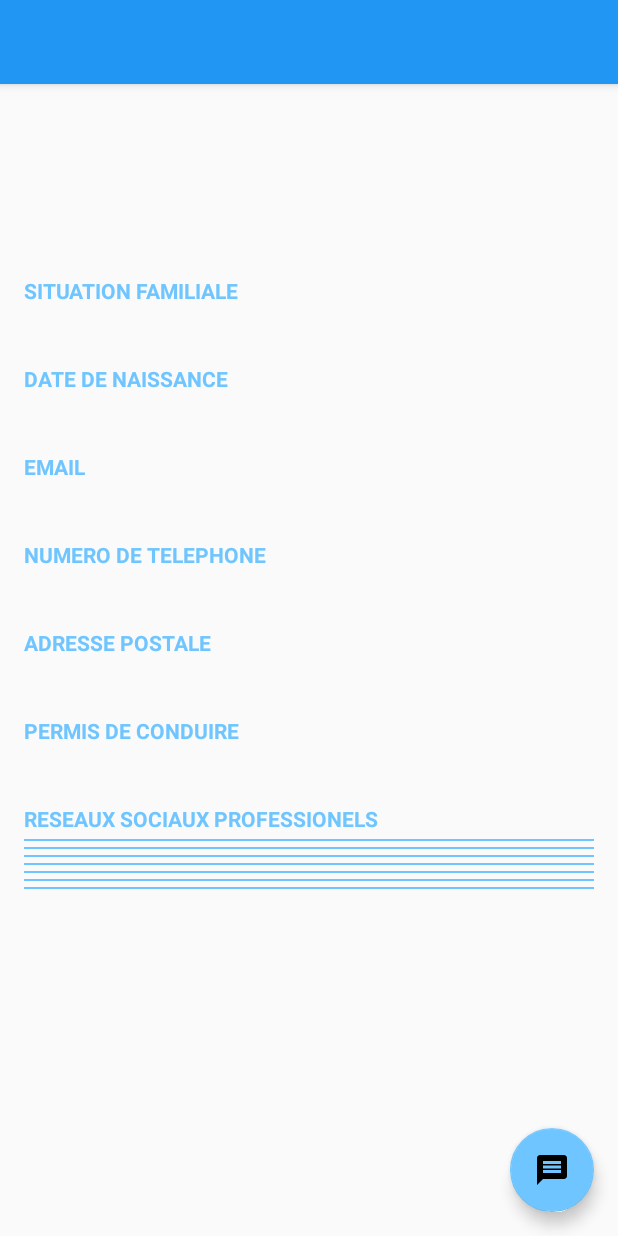
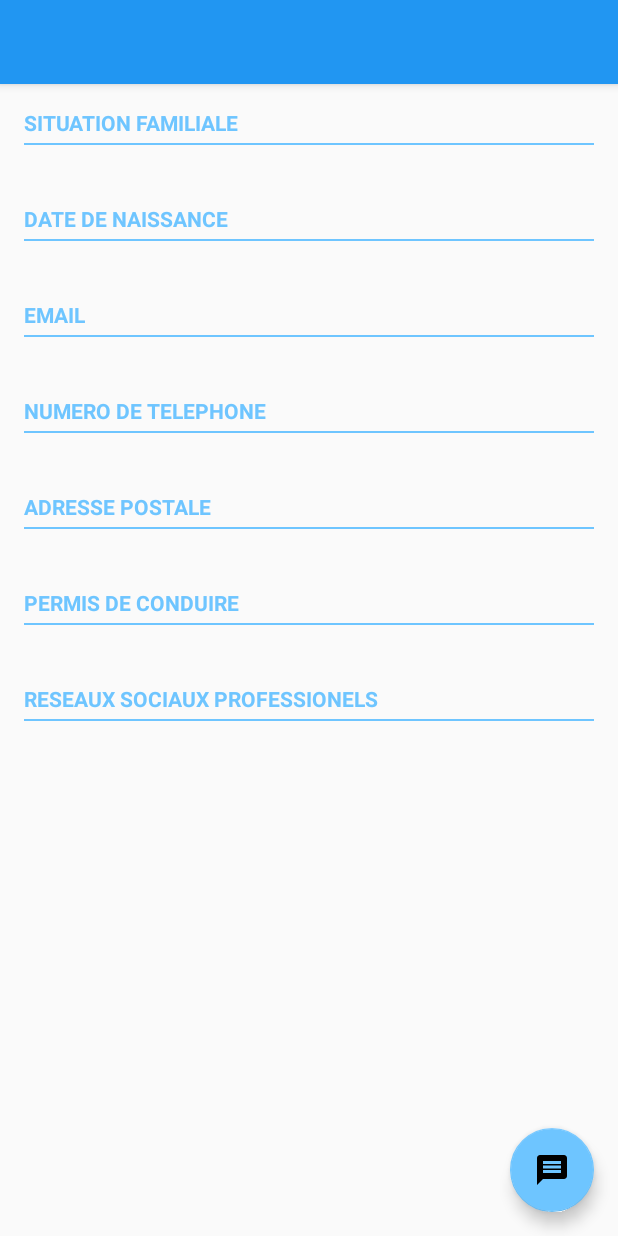
Before and after one commit to MaximeLignereux/cv, an Android app: the fragment ContactFragment shown on its own in the app's theme, on a phone screen of 412 x 824 dp. Run offline under Robolectric (Android 15) with nearby library versions, the light colour scheme and no system bars; our stand-ins replace Firebase (no records; nobody signed in at launch, a user with empty details on screens opened directly).

Commit message:
update ui

```diff
--- a/app/src/main/res/layout/fragment_contact.xml
+++ b/app/src/main/res/layout/fragment_contact.xml
@@ -1,14 +1,203 @@
-<androidx.coordinatorlayout.widget.CoordinatorLayout xmlns:android="http://schemas.android.com/apk/res/android"
+<androidx.coordinatorlayout.widget.CoordinatorLayout
+    xmlns:android="http://schemas.android.com/apk/res/android"
     xmlns:app="http://schemas.android.com/apk/res-auto"
     android:layout_width="match_parent"
     android:layout_height="match_parent">
+
+    <ScrollView
+        android:layout_width="match_parent"
+        android:layout_height="match_parent">
+
+        <LinearLayout
+            android:layout_width="match_parent"
+            android:layout_height="wrap_content"
+            android:layout_margin="@dimen/fab_margin"
+            android:orientation="vertical">
+
+            <TextView
+                android:id="@+id/contact_title_textview"
+                android:layout_width="match_parent"
+                android:layout_height="wrap_content"
+                android:text="@string/state_contact"
+                android:textColor="@color/colorAccent"
+                android:layout_marginBottom="4dp"
+                android:textStyle="bold" />
+
+            <View
+                android:layout_width="match_parent"
+                android:layout_height="1dp"
+                android:background="@color/colorAccent"
+                android:layout_marginBottom="4dp"/>
+
+            <TextView
+                android:id="@+id/tv_contact_state"
+                android:layout_width="wrap_content"
+                android:layout_height="wrap_content"
+                android:layout_marginBottom="16dp"/>
+
+            <TextView
+                android:layout_width="match_parent"
+                android:layout_height="wrap_content"
+                android:text="@string/born_date_contact"
+                android:textColor="@color/colorAccent"
+                android:layout_marginBottom="4dp"
+                android:textStyle="bold" />
+
+            <View
+                android:layout_width="match_parent"
+                android:layout_height="1dp"
+                android:background="@color/colorAccent"
+                android:layout_marginBottom="4dp"/>
+
+            <TextView
+                android:id="@+id/tv_contact_born_date"
+                android:layout_width="wrap_content"
+                android:layout_height="wrap_content"
+                android:layout_marginBottom="16dp"/>
+
+            <TextView
+                android:layout_width="match_parent"
+                android:layout_height="wrap_content"
+                android:text="@string/mail_contact"
+                android:textColor="@color/colorAccent"
+                android:layout_marginBottom="4dp"
+                android:textStyle="bold" />
+
+            <View
+                android:layout_width="match_parent"
+                android:layout_height="1dp"
+                android:background="@color/colorAccent"
+                android:layout_marginBottom="4dp"/>
+
+            <TextView
+                android:id="@+id/tv_contact_mail"
+                android:layout_width="wrap_content"
+                android:layout_height="wrap_content"
+                android:layout_marginBottom="16dp"/>
+
+            <TextView
+                android:layout_width="match_parent"
+                android:layout_height="wrap_content"
+                android:text="@string/phone_contact"
+                android:textColor="@color/colorAccent"
+                android:layout_marginBottom="4dp"
+                android:textStyle="bold" />
+
+            <View
+                android:layout_width="match_parent"
+                android:layout_height="1dp"
+                android:background="@color/colorAccent"
+                android:layout_marginBottom="4dp"/>
+
+            <TextView
+                android:id="@+id/tv_contact_phone"
+                android:layout_width="wrap_content"
+                android:layout_height="wrap_content"
+                android:layout_marginBottom="16dp"/>
+
+            <TextView
+                android:layout_width="match_parent"
+                android:layout_height="wrap_content"
+                android:text="@string/address_contact"
+                android:textColor="@color/colorAccent"
+                android:layout_marginBottom="4dp"
+                android:textStyle="bold" />
+
+            <View
+                android:layout_width="match_parent"
+                android:layout_height="1dp"
+                android:background="@color/colorAccent"
+                android:layout_marginBottom="4dp"/>
+
+            <TextView
+                android:id="@+id/tv_contact_address"
+                android:layout_width="wrap_content"
+                android:layout_height="wrap_content"
+                android:layout_marginBottom="16dp"/>
+
+            <TextView
+                android:layout_width="match_parent"
+                android:layout_height="wrap_content"
+                android:text="@string/drivers_license_contact"
+                android:textColor="@color/colorAccent"
+                android:layout_marginBottom="4dp"
+                android:textStyle="bold" />
+            <View
+                android:layout_width="match_parent"
+                android:layout_height="1dp"
+                android:background="@color/colorAccent"
+                android:layout_marginBottom="4dp"/>
+
+            <TextView
+                android:id="@+id/tv_contact_drivers_license"
+                android:layout_width="wrap_content"
+                android:layout_height="wrap_content"
+                android:layout_marginBottom="16dp"/>
+
+
+            <TextView
+                android:layout_width="match_parent"
+                android:layout_height="wrap_content"
+                android:text="@string/social_network_contact"
+                android:textColor="@color/colorAccent"
+                android:layout_marginBottom="4dp"
+                android:textStyle="bold" />
+            <View
+                android:layout_width="match_parent"
+                android:layout_height="1dp"
+                android:background="@color/colorAccent"
+                android:layout_marginBottom="4dp"/>
+
+
+            <LinearLayout
+                android:layout_width="match_parent"
+                android:layout_height="wrap_content"
+                android:gravity="center_vertical"
+                android:orientation="horizontal">
+
+                <ImageView
+                    android:id="@+id/iv_contact_linkedin"
+                    android:layout_width="48dp"
+                    android:layout_height="48dp" />
+
+                <TextView
+                    android:id="@+id/tv_contact_linkedin"
+                    android:layout_width="wrap_content"
+                    android:layout_height="wrap_content"
+                    android:layout_marginLeft="@dimen/fab_margin"
+                    android:autoLink="web"/>
+            </LinearLayout>
+
+            <LinearLayout
+                android:layout_width="match_parent"
+                android:layout_height="wrap_content"
+                android:layout_marginBottom="@dimen/fab_margin"
+                android:gravity="center_vertical"
+                android:orientation="horizontal">
+
+                <ImageView
+                    android:id="@+id/iv_contact_viadeo"
+                    android:layout_width="48dp"
+                    android:layout_height="48dp" />
+
+                <TextView
+                    android:id="@+id/tv_contact_viadeo"
+                    android:layout_width="wrap_content"
+                    android:layout_height="wrap_content"
+                    android:layout_marginLeft="@dimen/fab_margin"
+                    android:autoLink="web"/>
+
+            </LinearLayout>
+        </LinearLayout>
+
+    </ScrollView>
 
     <LinearLayout
         android:layout_width="wrap_content"
         android:layout_height="wrap_content"
         android:layout_gravity="bottom|end"
+        android:layout_marginBottom="160dp"
         android:layout_marginRight="@dimen/fab_margin"
-        android:layout_marginBottom="160dp"
         android:gravity="center_vertical"
         android:orientation="horizontal">
 
@@ -34,8 +223,8 @@
         android:layout_width="wrap_content"
         android:layout_height="wrap_content"
         android:layout_gravity="bottom|end"
+        android:layout_marginBottom="90dp"
         android:layout_marginRight="@dimen/fab_margin"
-        android:layout_marginBottom="90dp"
         android:gravity="center_vertical"
         android:orientation="horizontal">
 
@@ -59,206 +248,15 @@
 
     </LinearLayout>
 
-    <ScrollView
-        android:layout_width="match_parent"
-        android:layout_height="match_parent">
-
-        <LinearLayout
-            android:layout_width="match_parent"
-            android:layout_height="wrap_content"
-            android:layout_margin="@dimen/fab_margin"
-            android:orientation="vertical">
-
-
-            <LinearLayout
-                android:layout_width="match_parent"
-                android:layout_height="wrap_content"
-                android:gravity="center_vertical"
-                android:orientation="horizontal">
-
-                <ImageView
-                    android:id="@+id/iv_contact_linkedin"
-                    android:layout_width="48dp"
-                    android:layout_height="48dp" />
-
-                <TextView
-                    android:id="@+id/tv_contact_linkedin"
-                    android:layout_width="wrap_content"
-                    android:layout_height="wrap_content"
-                    android:layout_marginLeft="@dimen/fab_margin"
-                    android:autoLink="web" />
-            </LinearLayout>
-
-            <LinearLayout
-                android:layout_width="match_parent"
-                android:layout_height="wrap_content"
-                android:layout_marginBottom="@dimen/fab_margin"
-                android:gravity="center_vertical"
-                android:orientation="horizontal">
-
-                <ImageView
-                    android:id="@+id/iv_contact_viadeo"
-                    android:layout_width="48dp"
-                    android:layout_height="48dp" />
-
-                <TextView
-                    android:id="@+id/tv_contact_viadeo"
-                    android:layout_width="wrap_content"
-                    android:layout_height="wrap_content"
-                    android:layout_marginLeft="@dimen/fab_margin"
-                    android:autoLink="web" />
-
-            </LinearLayout>
-
-            <TextView
-                android:id="@+id/contact_title_textview"
-                android:layout_width="match_parent"
-                android:layout_height="wrap_content"
-                android:layout_marginBottom="4dp"
-                android:text="@string/state_contact"
-                android:textColor="@color/colorAccent"
-                android:textStyle="bold" />
-
-            <TextView
-                android:id="@+id/tv_contact_state"
-                android:layout_width="wrap_content"
-                android:layout_height="wrap_content"
-                android:layout_marginBottom="16dp" />
-
-            <TextView
-                android:layout_width="match_parent"
-                android:layout_height="wrap_content"
-                android:layout_marginBottom="4dp"
-                android:text="@string/born_date_contact"
-                android:textColor="@color/colorAccent"
-                android:textStyle="bold" />
-
-            <TextView
-                android:id="@+id/tv_contact_born_date"
-                android:layout_width="wrap_content"
-                android:layout_height="wrap_content"
-                android:layout_marginBottom="16dp" />
-
-            <TextView
-                android:layout_width="match_parent"
-                android:layout_height="wrap_content"
-                android:layout_marginBottom="4dp"
-                android:text="@string/mail_contact"
-                android:textColor="@color/colorAccent"
-                android:textStyle="bold" />
-
-            <TextView
-                android:id="@+id/tv_contact_mail"
-                android:layout_width="wrap_content"
-                android:layout_height="wrap_content"
-                android:layout_marginBottom="16dp" />
-
-            <TextView
-                android:layout_width="match_parent"
-                android:layout_height="wrap_content"
-                android:layout_marginBottom="4dp"
-                android:text="@string/phone_contact"
-                android:textColor="@color/colorAccent"
-                android:textStyle="bold" />
-
-            <TextView
-                android:id="@+id/tv_contact_phone"
-                android:layout_width="wrap_content"
-                android:layout_height="wrap_content"
-                android:layout_marginBottom="16dp" />
-
-            <TextView
-                android:layout_width="match_parent"
-                android:layout_height="wrap_content"
-                android:layout_marginBottom="4dp"
-                android:text="@string/address_contact"
-                android:textColor="@color/colorAccent"
-                android:textStyle="bold" />
-
-            <TextView
-                android:id="@+id/tv_contact_address"
-                android:layout_width="wrap_content"
-                android:layout_height="wrap_content"
-                android:layout_marginBottom="16dp" />
-
-            <TextView
-                android:layout_width="match_parent"
-                android:layout_height="wrap_content"
-                android:layout_marginBottom="4dp"
-                android:text="@string/drivers_license_contact"
-                android:textColor="@color/colorAccent"
-                android:textStyle="bold" />
-
-            <TextView
-                android:id="@+id/tv_contact_drivers_license"
-                android:layout_width="wrap_content"
-                android:layout_height="wrap_content"
-                android:layout_marginBottom="16dp" />
-
-            <TextView
-                android:layout_width="match_parent"
-                android:layout_height="wrap_content"
-                android:layout_marginBottom="4dp"
-                android:text="@string/social_network_contact"
-                android:textColor="@color/colorAccent"
-                android:textStyle="bold" />
-
-            <View
-                android:layout_width="match_parent"
-                android:layout_height="1dp"
-                android:layout_marginBottom="4dp"
-                android:background="@color/colorAccent" />
-
-            <View
-                android:layout_width="match_parent"
-                android:layout_height="1dp"
-                android:layout_marginBottom="4dp"
-                android:background="@color/colorAccent" />
-
-            <View
-                android:layout_width="match_parent"
-                android:layout_height="1dp"
-                android:layout_marginBottom="4dp"
-                android:background="@color/colorAccent" />
-
-
-            <View
-                android:layout_width="match_parent"
-                android:layout_height="1dp"
-                android:layout_marginBottom="4dp"
-                android:background="@color/colorAccent" />
-
-            <View
-                android:layout_width="match_parent"
-                android:layout_height="1dp"
-                android:layout_marginBottom="4dp"
-                android:background="@color/colorAccent" />
-
-
-            <View
-                android:layout_width="match_parent"
-                android:layout_height="1dp"
-                android:layout_marginBottom="4dp"
-                android:background="@color/colorAccent" />
-
-            <View
-                android:layout_width="match_parent"
-                android:layout_height="1dp"
-                android:layout_marginBottom="4dp"
-                android:background="@color/colorAccent" />
-        </LinearLayout>
-
-    </ScrollView>
-
     <com.google.android.material.floatingactionbutton.FloatingActionButton
         android:id="@+id/fab"
         android:layout_width="wrap_content"
         android:layout_height="wrap_content"
         android:layout_gravity="bottom|end"
+        app:elevation="6dp"
+        app:backgroundTint="@color/colorAccent"
+        app:pressedTranslationZ="12dp"
         android:layout_margin="@dimen/fab_margin"
-        android:src="@drawable/ic_message"
-        app:backgroundTint="@color/colorAccent"
-        app:elevation="6dp"
-        app:pressedTranslationZ="12dp" />
+        android:src="@drawable/ic_message" />
 
 </androidx.coordinatorlayout.widget.CoordinatorLayout>
```
Also changed, not shown: app/src/main/java/fr/project/mlignereux/cv/view/activity/MainActivity.kt (+18 -46 lines), app/src/main/res/layout/activity_main.xml (+5 -5 lines), app/src/main/res/layout/content_main.xml (+11 -0 lines), app/src/main/res/layout/fragment_profil.xml (+12 -9 lines).
